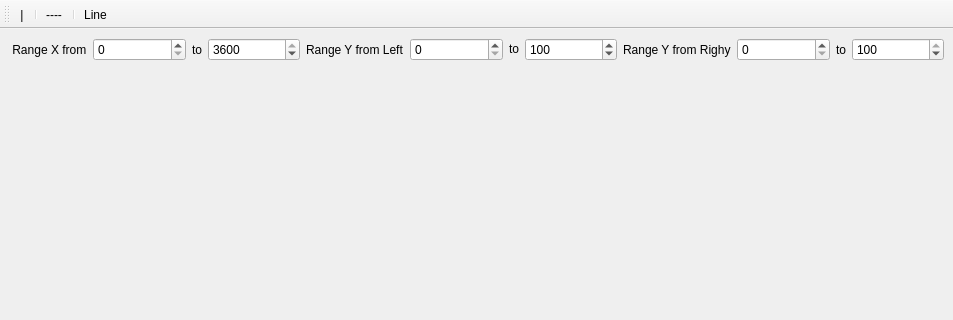
mola/qchart_test, file mainwindow.ui: the form before one commit; both pictures show x 0 to 953 and y 0 to 320 of the 953 by 733 pixel window.
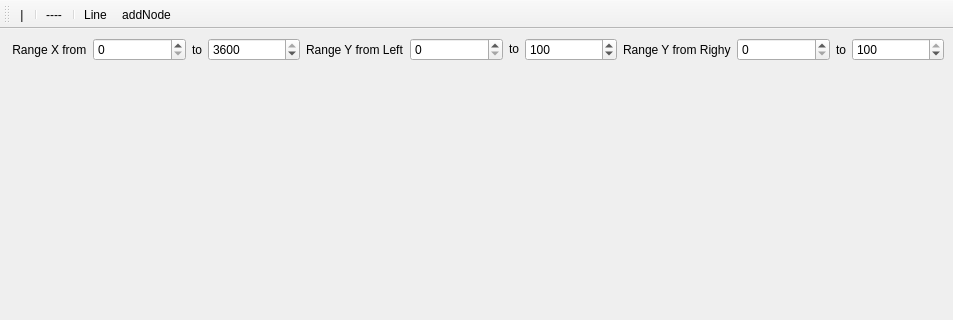
The form after the commit. Icons and pictures are not drawn.

```diff
--- a/mainwindow.ui
+++ b/mainwindow.ui
@@ -301,6 +301,7 @@
    <addaction name="HorizontalThreshold"/>
    <addaction name="separator"/>
    <addaction name="actionLine"/>
+   <addaction name="actionaddNode"/>
   </widget>
   <action name="VerticalThreshold">
    <property name="checkable">
@@ -356,6 +357,11 @@
     <string>line</string>
    </property>
   </action>
+  <action name="actionaddNode">
+   <property name="text">
+    <string>addNode</string>
+   </property>
+  </action>
  </widget>
  <resources/>
  <connections/>
```
